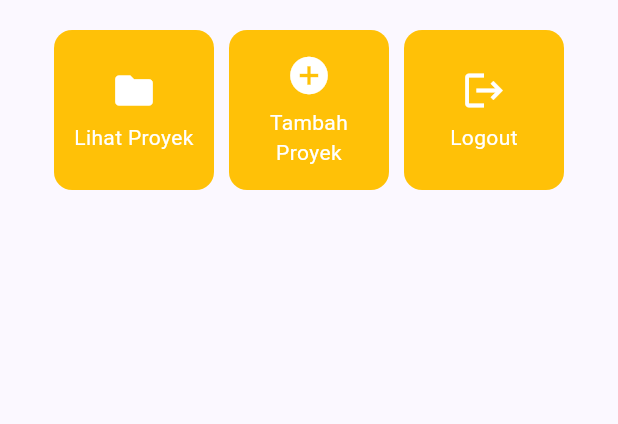
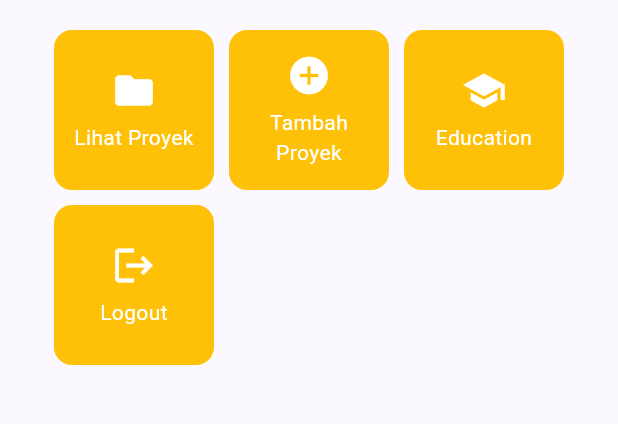
Before and after one commit to nalanii-c/myportofolio_mobile, a Flutter app: the EducationFormPage screen opened directly, in the side drawer, after a tap on "Home", on a phone screen of 412 x 824 dp, the part 387-811 px from its top. Run offline on Flutter 3.47's test engine with Material 3 defaults, Android fonts, the phone set to English and light mode, and no system bars.

Commit message:
feat: add education navigation from home and drawer

```diff
--- a/lib/screens/menu.dart
+++ b/lib/screens/menu.dart
@@ -12,6 +12,7 @@ class MyHomePage extends StatelessWidget {
   final List<ItemHomepage> items = [
     ItemHomepage("Lihat Proyek", Icons.folder),
     ItemHomepage("Tambah Proyek", Icons.add_circle),
+    ItemHomepage("Education", Icons.school),
     ItemHomepage("Logout", Icons.logout),
   ];
 
--- a/lib/widgets/left_drawer.dart
+++ b/lib/widgets/left_drawer.dart
@@ -1,6 +1,7 @@
 import 'package:flutter/material.dart';
 import 'package:myportofolio_mobile/screens/menu.dart';
 import 'package:myportofolio_mobile/screens/project_form.dart';
+import 'package:myportofolio_mobile/screens/education_form.dart';
 
 class LeftDrawer extends StatelessWidget {
   const LeftDrawer({super.key});
@@ -40,11 +41,10 @@ class LeftDrawer extends StatelessWidget {
             leading: const Icon(Icons.home_outlined),
             title: const Text('Home'),
             onTap: () {
-              Navigator.pushReplacement(
+              Navigator.pushAndRemoveUntil(
                 context,
-                MaterialPageRoute(
-                  builder: (context) => MyHomePage(),
-                ),
+                MaterialPageRoute(builder: (context) => MyHomePage()),
+                (route) => false,
               );
             },
           ),
@@ -60,6 +60,18 @@ class LeftDrawer extends StatelessWidget {
               );
             },
           ),
+          ListTile(
+            leading: const Icon(Icons.school_outlined),
+            title: const Text('Education'),
+            onTap: () {
+              Navigator.push(
+                context,
+                MaterialPageRoute(
+                  builder: (context) => const EducationFormPage(),
+                ),
+              );
+            },
+          ),
         ],
       ),
     );
--- a/lib/widgets/project_card.dart
+++ b/lib/widgets/project_card.dart
@@ -1,6 +1,7 @@
 import 'package:flutter/material.dart';
 import 'package:myportofolio_mobile/screens/menu.dart';
 import 'package:myportofolio_mobile/screens/project_form.dart';
+import 'package:myportofolio_mobile/screens/education_form.dart';
 
 class ItemCard extends StatelessWidget {
   final ItemHomepage item;
@@ -24,7 +25,9 @@ class ItemCard extends StatelessWidget {
               ),
             );
 
-          if (item.name == "Tambah Proyek") {
+          if (item.name == "Education") {
+            Navigator.push(context, MaterialPageRoute(builder: (context) => const EducationFormPage()));
+          } else if (item.name == "Tambah Proyek") {
             Navigator.push(
               context,
               MaterialPageRoute(
```
